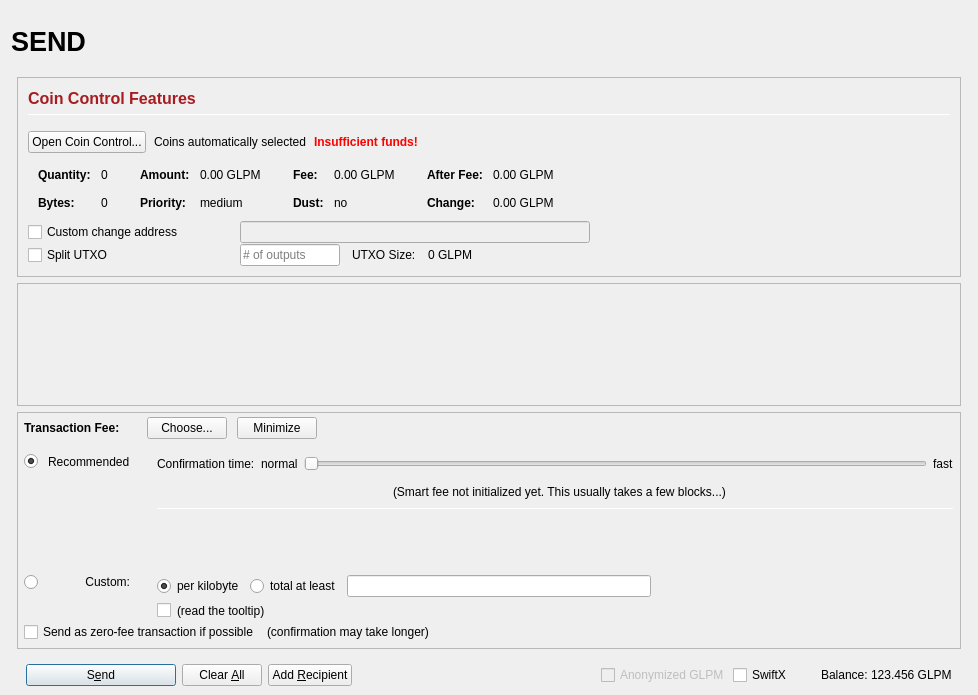
This is src/qt/forms/sendcoinsdialog.ui in MCLXI/placeholder as Qt 5 draws it before an edit. The edited form follows.
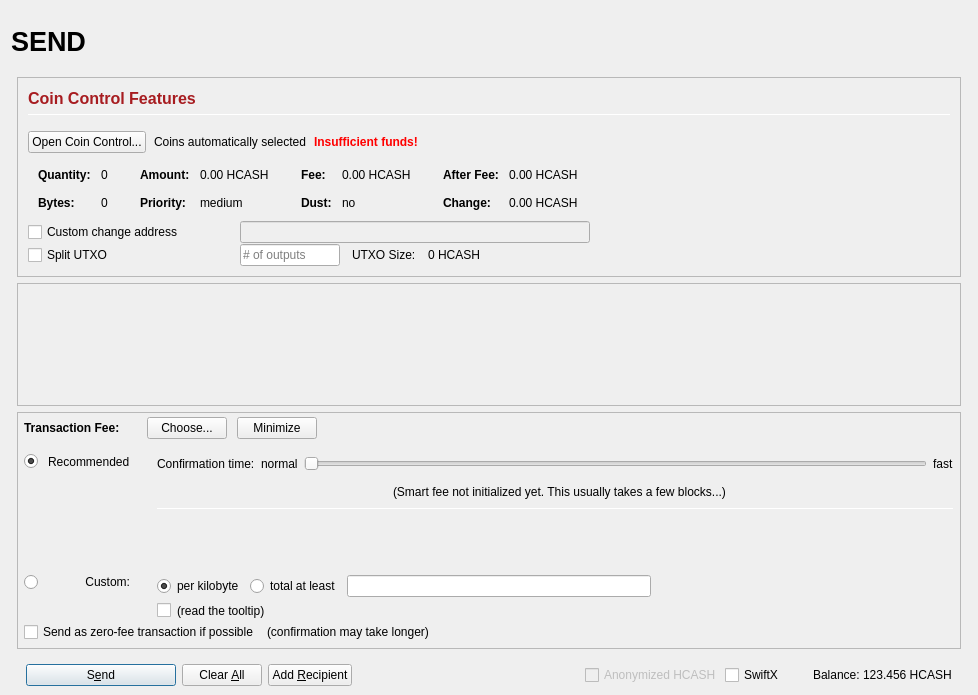
This is the edited form. Icons and pictures are not drawn. Custom widgets are drawn as their Qt base class.

Diff of the .ui file:
```diff
--- a/src/qt/forms/sendcoinsdialog.ui
+++ b/src/qt/forms/sendcoinsdialog.ui
@@ -493,7 +493,7 @@
                         <enum>Qt::ActionsContextMenu</enum>
                        </property>
                        <property name="text">
-                        <string notr="true">0.00 GLPM</string>
+                        <string notr="true">0.00 HCASH</string>
                        </property>
                        <property name="textInteractionFlags">
                         <set>Qt::LinksAccessibleByMouse|Qt::TextSelectableByKeyboard|Qt::TextSelectableByMouse</set>
@@ -573,7 +573,7 @@
                         <enum>Qt::ActionsContextMenu</enum>
                        </property>
                        <property name="text">
-                        <string notr="true">0.00 GLPM</string>
+                        <string notr="true">0.00 HCASH</string>
                        </property>
                        <property name="textInteractionFlags">
                         <set>Qt::LinksAccessibleByMouse|Qt::TextSelectableByKeyboard|Qt::TextSelectableByMouse</set>
@@ -653,7 +653,7 @@
                         <enum>Qt::ActionsContextMenu</enum>
                        </property>
                        <property name="text">
-                        <string notr="true">0.00 GLPM</string>
+                        <string notr="true">0.00 HCASH</string>
                        </property>
                        <property name="textInteractionFlags">
                         <set>Qt::LinksAccessibleByMouse|Qt::TextSelectableByKeyboard|Qt::TextSelectableByMouse</set>
@@ -682,7 +682,7 @@
                         <enum>Qt::ActionsContextMenu</enum>
                        </property>
                        <property name="text">
-                        <string notr="true">0.00 GLPM</string>
+                        <string notr="true">0.00 HCASH</string>
                        </property>
                        <property name="textInteractionFlags">
                         <set>Qt::LinksAccessibleByMouse|Qt::TextSelectableByKeyboard|Qt::TextSelectableByMouse</set>
@@ -849,7 +849,7 @@
                 <item>
                  <widget class="QLabel" name="labelBlockSize">
                   <property name="text">
-                   <string>0 GLPM</string>
+                   <string>0 HCASH</string>
                   </property>
                  </widget>
                 </item>
@@ -1686,7 +1686,7 @@
                 <bool>false</bool>
                </property>
                <property name="text">
-                <string>Anonymized GLPM</string>
+                <string>Anonymized HCASH</string>
                </property>
               </widget>
              </item>
@@ -1725,7 +1725,7 @@
                 <cursorShape>IBeamCursor</cursorShape>
                </property>
                <property name="text">
-                <string notr="true">123.456 GLPM</string>
+                <string notr="true">123.456 HCASH</string>
                </property>
                <property name="textInteractionFlags">
                 <set>Qt::LinksAccessibleByMouse|Qt::TextSelectableByKeyboard|Qt::TextSelectableByMouse</set>
```
Left out of the diff: 14 changed lines with no effect on the pictures.
